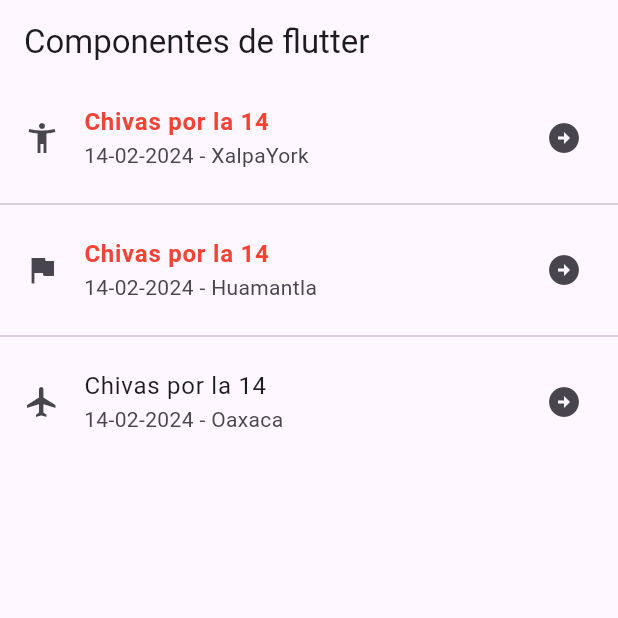
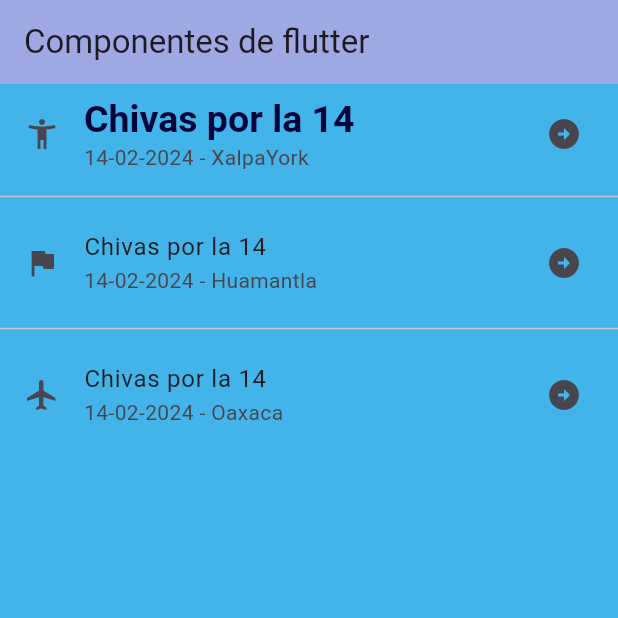
Before and after one commit to juanpablotv/componentes_flutter, a Flutter app: the screen it shows after launch, on a phone screen of 412 x 824 dp, the top half of it. Run offline on Flutter 3.47's test engine with Material 3 defaults, Android fonts, the phone set to English and light mode, and no system bars.

Commit message:
04 Create Adding Theme

```diff
--- a/lib/home_screeen.dart
+++ b/lib/home_screeen.dart
@@ -8,30 +8,33 @@ class HomeScreen extends StatelessWidget {
     return  Scaffold(
         appBar: AppBar(
           title: const Text('Componentes de flutter'),
-        ), // appBar
+        ),
         body: ListView(
-          children: const [
+          children: [
             ListTile(
-              leading: Icon(Icons.accessibility_new_sharp),
+              leading: const Icon(Icons.accessibility_new_sharp),
               title: Text('Chivas por la 14',
-                      style: TextStyle(color: Colors.red, fontWeight: FontWeight.bold)),
-              subtitle: Text('14-02-2024 - XalpaYork'),
-              trailing: Icon(Icons.arrow_circle_right),
+              style:  Theme.of(context).textTheme.headlineLarge,
+                      ),
+              subtitle:const Text('14-02-2024 - XalpaYork'),
+              trailing: const Icon(Icons.arrow_circle_right),
+
             ),
-            Divider(),
-            ListTile(
+            const Divider(),
+            const ListTile(
               leading: Icon(Icons.flag),
               title: Text('Chivas por la 14',
-                      style: TextStyle(color: Colors.red, fontWeight: FontWeight.bold),
+
                       ),
               subtitle: Text('14-02-2024 - Huamantla'),
               trailing: Icon(Icons.arrow_circle_right),
 
             ),
-            Divider(),
-            ListTile(
+            const Divider(),
+            const  ListTile(
               leading: Icon(Icons.flight),
-              title: Text('Chivas por la 14'),
+              title: Text('Chivas por la 14',
+              ),
               subtitle: Text('14-02-2024 - Oaxaca'),
               trailing: Icon(Icons.arrow_circle_right),
 
--- a/lib/main_app.dart
+++ b/lib/main_app.dart
@@ -1,3 +1,5 @@
+import 'dart:ui';
+
 import 'package:flutter/material.dart';
 import 'package:practica_3/home_screeen.dart';
 
@@ -6,9 +8,22 @@ class MainApp extends StatelessWidget {
 
   @override
   Widget build(BuildContext context) {
-    return const MaterialApp(
+    return  MaterialApp(
       debugShowCheckedModeBanner: false,
-      home: HomeScreen(),
+      home: const HomeScreen(),
+      theme:  ThemeData (
+        scaffoldBackgroundColor: Color.fromARGB(255, 67, 180, 233),
+        appBarTheme: const AppBarTheme(color: Color.fromARGB(255, 158, 169, 228)),
+        textTheme: const TextTheme(
+          headlineLarge: TextStyle(
+            color: Color.fromARGB(255, 4, 4, 61),
+            fontSize: 25.0,
+            fontWeight: FontWeight.bold,
+            fontFamily: 'sans-serif',
+
+            ),
+          ),
+        ),
     );
   }
 }
```
